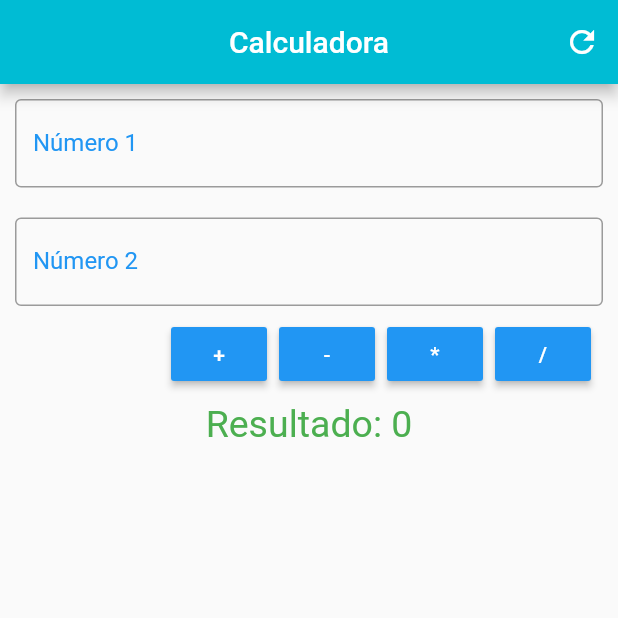
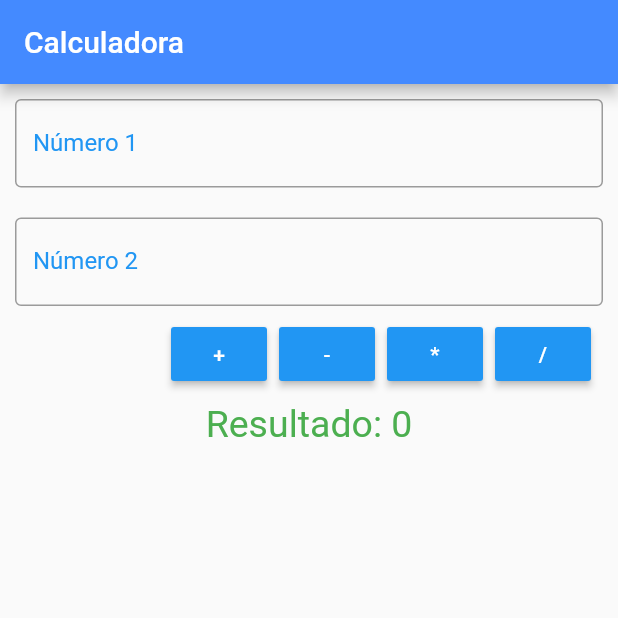
Before and after one commit to ChihYaoYang/EX4_Calculador, a Flutter app: the screen it shows after launch, on a phone screen of 412 x 824 dp, the top half of it. Run offline on Flutter 3.47's test engine with Material 2 defaults, Android fonts, the phone set to English and light mode, and no system bars; our stand-ins replace validators.

Commit message:
finaliza projeto calculador

```diff
--- a/lib/main.dart
+++ b/lib/main.dart
@@ -18,6 +18,8 @@ class _HomeState extends State<Home> {
   GlobalKey<FormState> _formkey = GlobalKey<FormState>();
   TextEditingController num1Controller = TextEditingController();
   TextEditingController num2Controller = TextEditingController();
+
+  bool condition = false;
 
   void calcular(String operacao) {
     if (isNumeric(num1Controller.text) && isNumeric(num2Controller.text)) {
@@ -45,7 +47,30 @@ class _HomeState extends State<Home> {
     num1Controller.text = "";
     num2Controller.text = "";
     setState(() {
-      _infoText = "";
+      _infoText = 'Resultado: 0';
+      FocusScope.of(context).requestFocus(new FocusNode());
+    });
+  }
+
+  @override
+  void initState() {
+    super.initState();
+
+    num1Controller.addListener(() {
+      btnReset();
+    });
+    num2Controller.addListener(() {
+      btnReset();
+    });
+  }
+
+  void btnReset() {
+    setState(() {
+      if (num1Controller.text.isNotEmpty || num2Controller.text.isNotEmpty) {
+        condition = true;
+      } else {
+        condition = false;
+      }
     });
   }
 
@@ -53,18 +78,26 @@ class _HomeState extends State<Home> {
   Widget build(BuildContext context) {
     return Scaffold(
       appBar: AppBar(
-        title: Text("Calculadora"),
-        centerTitle: true,
-        backgroundColor: Colors.cyan,
+        title: Text('Calculadora'),
+        backgroundColor: Colors.blueAccent,
         actions: <Widget>[
-          IconButton(
-            icon: Icon(Icons.refresh),
-            onPressed: () {
-              _resetFields();
-            },
-          )
+          Opacity(
+              //define a opacidade conforme o preenchimento dos campos.
+              opacity: this.condition ? 1.0 : 0.0,
+              child: ButtonTheme(
+                  padding: const EdgeInsets.symmetric(horizontal: 10),
+                  child: RaisedButton(
+                    color: Colors.blueAccent,
+                    textColor: Colors.white,
+                    onPressed: () {
+                      //desativa o clique do botão.
+                      condition ? _resetFields() : null;
+                    },
+                    child:
+                    Icon(Icons.refresh),
+                  )))
         ],
-      ),
+      ), //appbar
       body: SingleChildScrollView(
         padding: EdgeInsets.all(10.0),
         child: Form(
```
